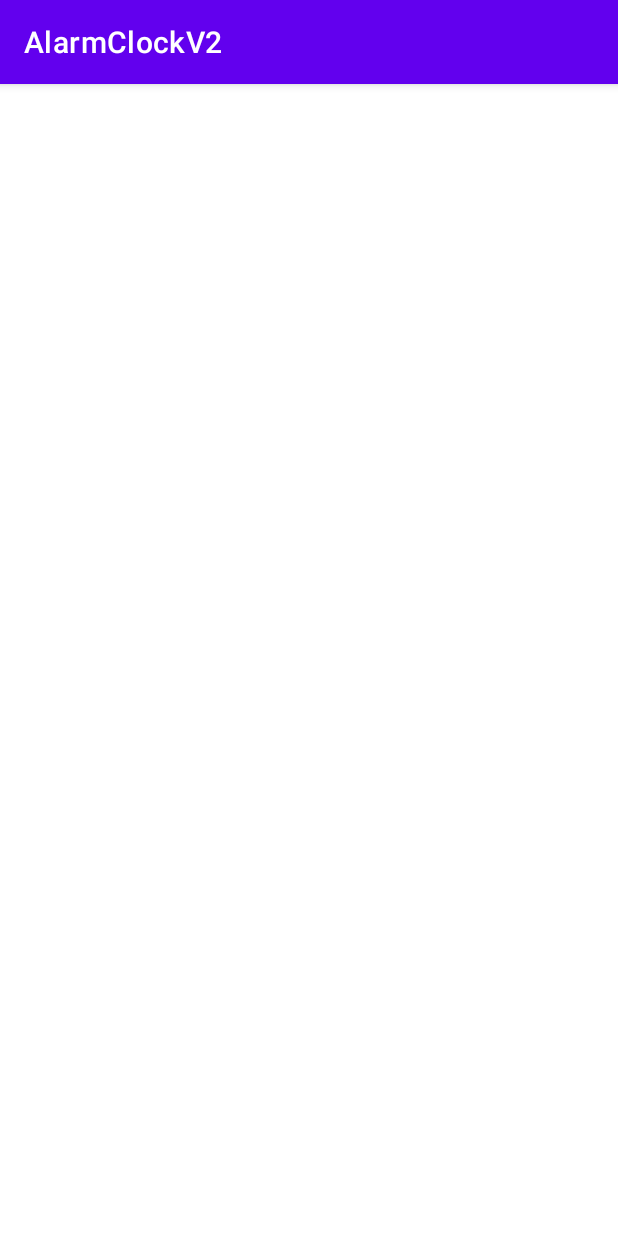
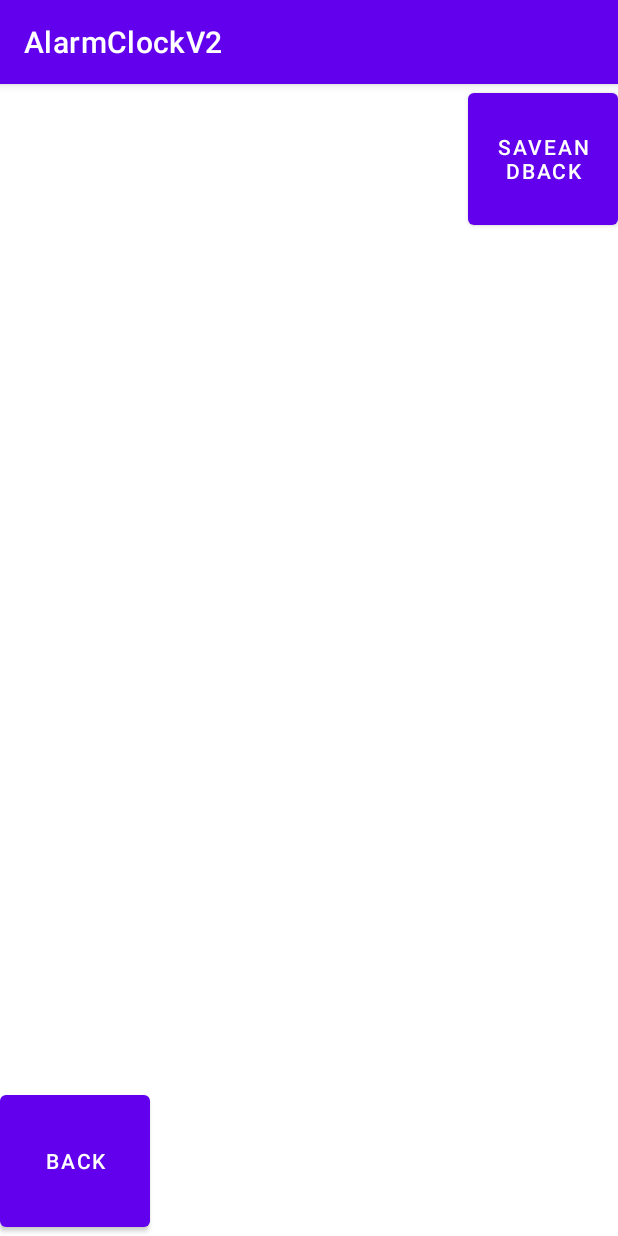
Before and after one commit to pAdre91/AlarmClock_V2, an Android app: the fragment SoundSettingsFragment shown on its own in the app's theme, on a phone screen of 412 x 824 dp. Run offline under Robolectric (Android 15) with nearby library versions, the phone set to English and light mode, and no system bars.

Commit message:
transitions between screens added

```diff
--- a/app/build.gradle
+++ b/app/build.gradle
@@ -29,6 +29,9 @@ android {
     kotlinOptions {
         jvmTarget = '1.8'
     }
+    buildFeatures{
+        viewBinding true
+    }
 }
 
 dependencies {
--- a/app/src/main/AndroidManifest.xml
+++ b/app/src/main/AndroidManifest.xml
@@ -14,7 +14,7 @@
         android:theme="@style/Theme.AlarmClockV2"
         tools:targetApi="31">
         <activity
-            android:name=".ui.MainActivity"
+            android:name=".MainActivity"
             android:exported="true">
             <intent-filter>
                 <action android:name="android.intent.action.MAIN" />
--- a/app/src/main/java/com/example/alarmclockv2/ui/MainActivity.kt
+++ b/app/src/main/java/com/example/alarmclockv2/MainActivity.kt
@@ -1,8 +1,7 @@
-package com.example.ui.alarmclockv2
+package com.example.alarmclockv2
 
 import androidx.appcompat.app.AppCompatActivity
 import android.os.Bundle
-import com.example.alarmclockv2.R
 
 class MainActivity : AppCompatActivity() {
     override fun onCreate(savedInstanceState: Bundle?) {
--- a/app/src/main/java/com/example/alarmclockv2/ui/screens/SoundSettingsFragment.kt
+++ b/app/src/main/java/com/example/alarmclockv2/ui/screens/SoundSettingsFragment.kt
@@ -1,8 +1,26 @@
 package com.example.alarmclockv2.ui.screens
 
+import android.os.Bundle
+import android.view.View
 import androidx.fragment.app.Fragment
+import androidx.navigation.fragment.findNavController
 import com.example.alarmclockv2.R
+import com.example.alarmclockv2.databinding.FragmentSoundSettingsBinding
 
 class SoundSettingsFragment : Fragment(R.layout.fragment_sound_settings)
 {
+    private lateinit var binding : FragmentSoundSettingsBinding
+
+    override fun onViewCreated(view: View, savedInstanceState: Bundle?) {
+        super.onViewCreated(view, savedInstanceState)
+        binding = FragmentSoundSettingsBinding.bind(view)
+
+        binding.goBack.setOnClickListener {
+            findNavController().navigate(R.id.action_soundSettingsFragment_to_alarmInfoFragment)
+        }
+
+        binding.saveAndBack.setOnClickListener {
+
+        }
+    }
 }
--- a/app/src/main/res/layout/fragment_sound_settings.xml
+++ b/app/src/main/res/layout/fragment_sound_settings.xml
@@ -1,9 +1,32 @@
 <?xml version="1.0" encoding="utf-8"?>
 <androidx.constraintlayout.widget.ConstraintLayout
     xmlns:android="http://schemas.android.com/apk/res/android"
+    xmlns:app="http://schemas.android.com/apk/res-auto"
     xmlns:tools="http://schemas.android.com/tools"
     tools:context=".ui.screens.SoundSettingsFragment"
     android:layout_width="match_parent"
     android:layout_height="match_parent">
 
+    <Button
+        android:id="@+id/goBack"
+        android:layout_width="100dp"
+        android:layout_height="100dp"
+        app:layout_constraintBottom_toBottomOf="parent"
+        android:text="Back"
+
+
+        tools:ignore="MissingConstraints" />
+
+
+    <Button
+        android:id="@+id/saveAndBack"
+        android:layout_width="100dp"
+        android:layout_height="100dp"
+        app:layout_constraintRight_toRightOf="parent"
+        android:text="saveAndBack"
+
+
+        tools:ignore="MissingConstraints" />
+
+
 </androidx.constraintlayout.widget.ConstraintLayout>
```
Also changed, not shown: app/src/main/java/com/example/alarmclockv2/ui/screens/AlarmActionFragment.kt (+9 -0 lines), app/src/main/java/com/example/alarmclockv2/ui/screens/AlarmInfoFragment.kt (+22 -0 lines), app/src/main/java/com/example/alarmclockv2/ui/screens/AlarmListFragment.kt (+14 -0 lines), app/src/main/java/com/example/alarmclockv2/ui/screens/VibrationSettingsFragment.kt (+18 -0 lines), app/src/main/res/layout/activity_main.xml (+7 -3 lines), app/src/main/res/layout/fragment_alarm_action.xml (+11 -0 lines), app/src/main/res/layout/fragment_alarm_info.xml (+31 -2 lines), app/src/main/res/layout/fragment_alarm_list.xml (+11 -0 lines), app/src/main/res/layout/fragment_vibration_settings.xml (+20 -0 lines).
